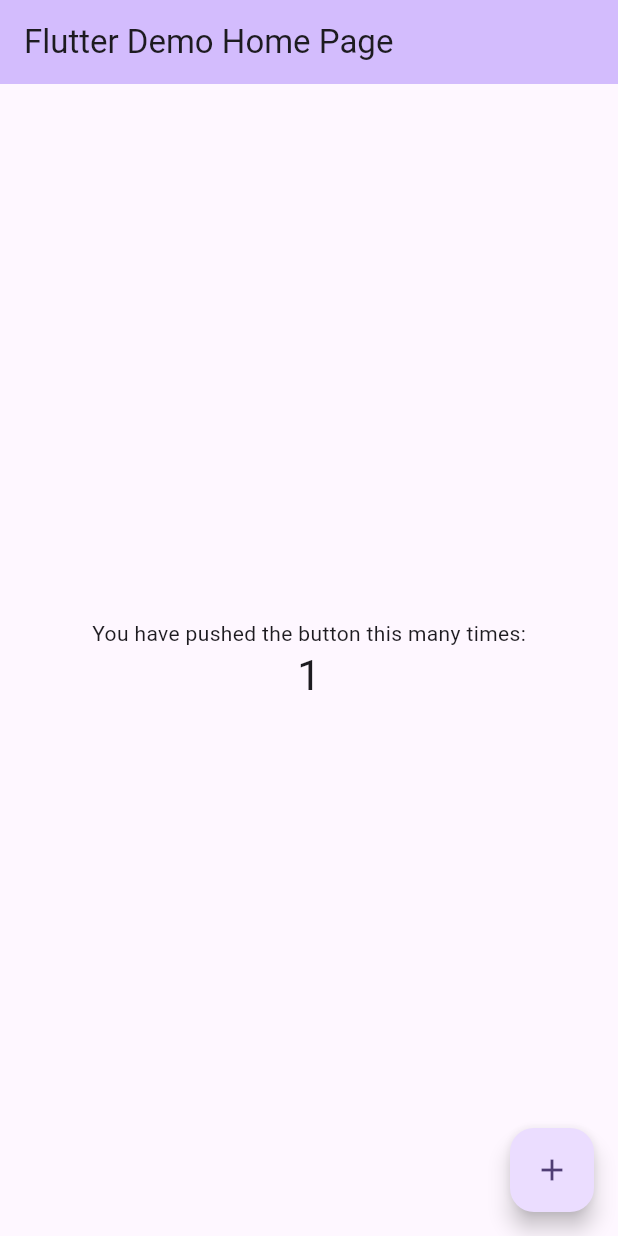
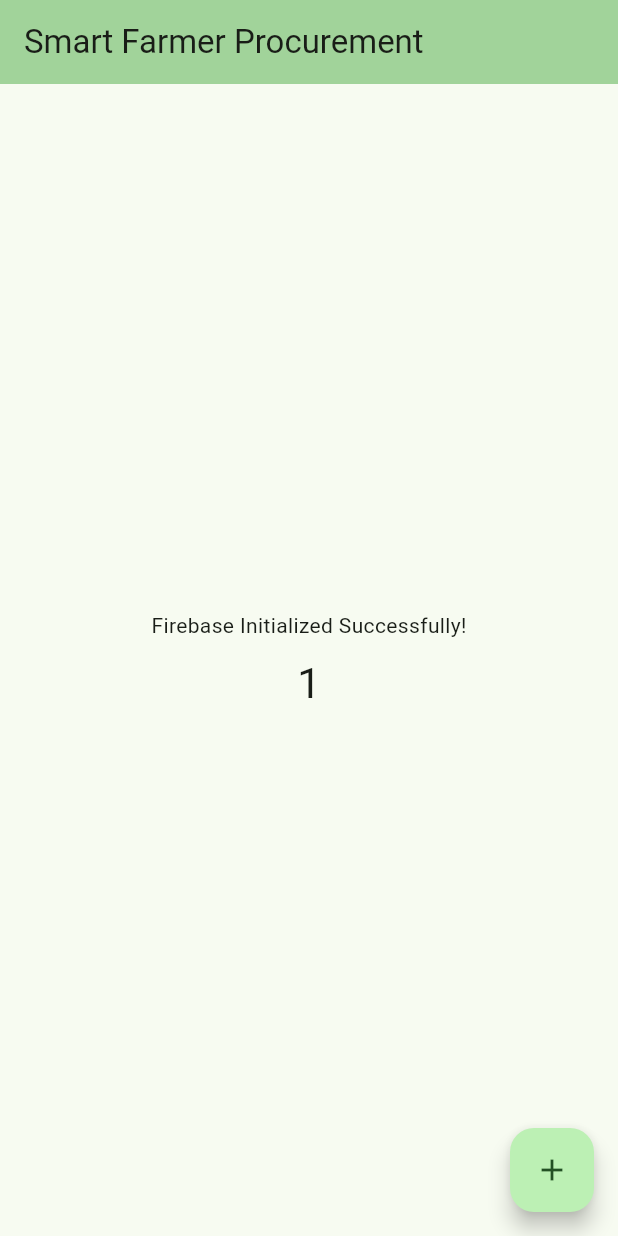
Before and after one commit to Nagalakshmivaranasi/SmartFarmer-procruitment-platform, a Flutter app: the screen it shows after launch, after a tap on the "add" icon, on a phone screen of 412 x 824 dp. Run offline on Flutter 3.47's test engine with Material 3 defaults, Android fonts, the phone set to English and light mode, and no system bars; our stand-ins replace firebase_core; accounts and stored records are empty.

Commit message:
Add firebase dependencies and initialize Firebase in main.dart

```diff
--- a/lib/main.dart
+++ b/lib/main.dart
@@ -1,51 +1,34 @@
 import 'package:flutter/material.dart';
+import 'package:firebase_core/firebase_core.dart';
 
-void main() {
+void main() async {
+  // Required before calling any async plugins like Firebase
+  WidgetsFlutterBinding.ensureInitialized();
+
+  // Initialize Firebase
+  await Firebase.initializeApp();
+
   runApp(const MyApp());
 }
 
 class MyApp extends StatelessWidget {
   const MyApp({super.key});
 
-  // This widget is the root of your application.
   @override
   Widget build(BuildContext context) {
     return MaterialApp(
-      title: 'Flutter Demo',
+      title: 'Smart Farmer Procurement',
       theme: ThemeData(
-        // This is the theme of your application.
-        //
-        // TRY THIS: Try running your application with "flutter run". You'll see
-        // the application has a purple toolbar. Then, without quitting the app,
-        // try changing the seedColor in the colorScheme below to Colors.green
-        // and then invoke "hot reload" (save your changes or press the "hot
-        // reload" button in a Flutter-supported IDE, or press "r" if you used
-        // the command line to start the app).
-        //
-        // Notice that the counter didn't reset back to zero; the application
-        // state is not lost during the reload. To reset the state, use hot
-        // restart instead.
-        //
-        // This works for code too, not just values: Most code changes can be
-        // tested with just a hot reload.
-        colorScheme: .fromSeed(seedColor: Colors.deepPurple),
+        colorScheme: ColorScheme.fromSeed(seedColor: Colors.green),
+        useMaterial3: true,
       ),
-      home: const MyHomePage(title: 'Flutter Demo Home Page'),
+      home: const MyHomePage(title: 'Smart Farmer Procurement'),
     );
   }
 }
 
 class MyHomePage extends StatefulWidget {
   const MyHomePage({super.key, required this.title});
-
-  // This widget is the home page of your application. It is stateful, meaning
-  // that it has a State object (defined below) that contains fields that affect
-  // how it looks.
-
-  // This class is the configuration for the state. It holds the values (in this
-  // case the title) provided by the parent (in this case the App widget) and
-  // used by the build method of the State. Fields in a Widget subclass are
-  // always marked "final".
 
   final String title;
 
@@ -58,53 +41,23 @@ class _MyHomePageState extends State<MyHomePage> {
 
   void _incrementCounter() {
     setState(() {
-      // This call to setState tells the Flutter framework that something has
-      // changed in this State, which causes it to rerun the build method below
-      // so that the display can reflect the updated values. If we changed
-      // _counter without calling setState(), then the build method would not be
-      // called again, and so nothing would appear to happen.
       _counter++;
     });
   }
 
   @override
   Widget build(BuildContext context) {
-    // This method is rerun every time setState is called, for instance as done
-    // by the _incrementCounter method above.
-    //
-    // The Flutter framework has been optimized to make rerunning build methods
-    // fast, so that you can just rebuild anything that needs updating rather
-    // than having to individually change instances of widgets.
     return Scaffold(
       appBar: AppBar(
-        // TRY THIS: Try changing the color here to a specific color (to
-        // Colors.amber, perhaps?) and trigger a hot reload to see the AppBar
-        // change color while the other colors stay the same.
         backgroundColor: Theme.of(context).colorScheme.inversePrimary,
-        // Here we take the value from the MyHomePage object that was created by
-        // the App.build method, and use it to set our appbar title.
         title: Text(widget.title),
       ),
       body: Center(
-        // Center is a layout widget. It takes a single child and positions it
-        // in the middle of the parent.
         child: Column(
-          // Column is also a layout widget. It takes a list of children and
-          // arranges them vertically. By default, it sizes itself to fit its
-          // children horizontally, and tries to be as tall as its parent.
-          //
-          // Column has various properties to control how it sizes itself and
-          // how it positions its children. Here we use mainAxisAlignment to
-          // center the children vertically; the main axis here is the vertical
-          // axis because Columns are vertical (the cross axis would be
-          // horizontal).
-          //
-          // TRY THIS: Invoke "debug painting" (choose the "Toggle Debug Paint"
-          // action in the IDE, or press "p" in the console), to see the
-          // wireframe for each widget.
-          mainAxisAlignment: .center,
+          mainAxisAlignment: MainAxisAlignment.center,
           children: [
-            const Text('You have pushed the button this many times:'),
+            const Text('Firebase Initialized Successfully!'),
+            const SizedBox(height: 10),
             Text(
               '$_counter',
               style: Theme.of(context).textTheme.headlineMedium,
--- a/pubspec.yaml
+++ b/pubspec.yaml
@@ -19,7 +19,7 @@ publish_to: 'none' # Remove this line if you wish to publish to pub.dev
 version: 1.0.0+1
 
 environment:
-  sdk: ^3.13.2
+  sdk: '>=3.12.2 <4.0.0'
 
 # Dependencies specify other packages that your package needs in order to work.
 # To automatically upgrade your package dependencies to the latest versions
@@ -34,6 +34,8 @@ dependencies:
   # The following adds the Cupertino Icons font to your application.
   # Use with the CupertinoIcons class for iOS style icons.
   cupertino_icons: ^1.0.8
+  firebase_core: ^4.14.0
+  cloud_firestore: ^6.9.0
 
 dev_dependencies:
   flutter_test:
```
Also changed, not shown: pubspec.lock, 3 other files.
